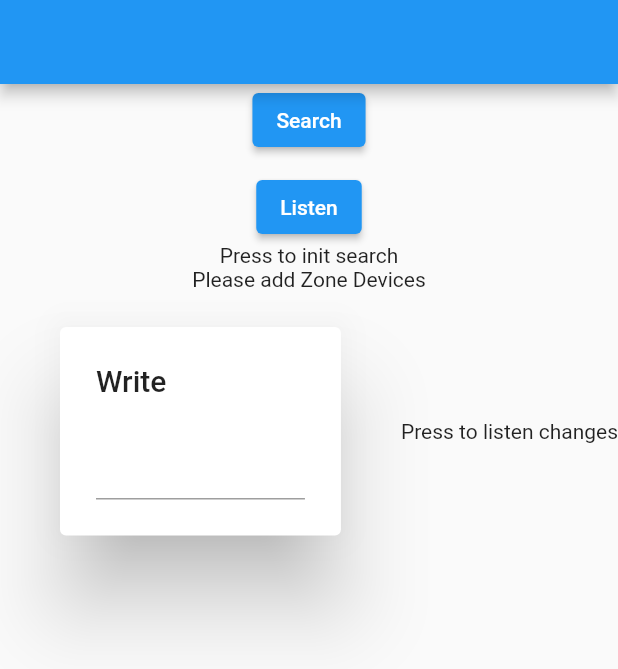
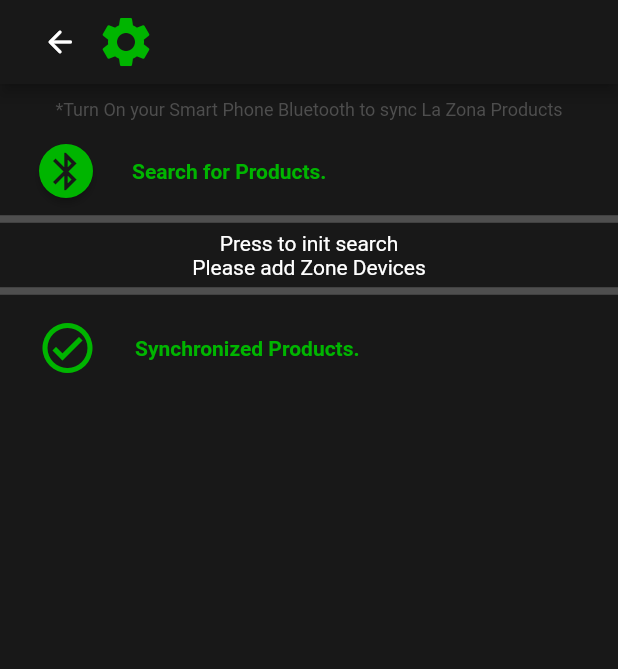
Before and after one commit to LaZona16/zone_app, a Flutter app: the screen it shows after launch, on a phone screen of 412 x 824 dp. Shown: the top 669 px of the screen. Run offline on Flutter 3.47's test engine with Material 2 defaults, Android fonts, the phone set to English and light mode, and no system bars; our stand-ins replace dartz, equatable, flutter_bloc, flutter_blue_plus, get_it.

Commit message:
Implement bluetooth fake service

```diff
--- a/lib/main.dart
+++ b/lib/main.dart
@@ -6,6 +6,14 @@
   WidgetsFlutterBinding.ensureInitialized();
   await sl.init();
   runApp(const MyApp());
+}
+
+class ZoneTheme {
+  static const mainColor = Color(0x00FF00);
+  static const secondaryColor = Color(0x00B500);
+  static const fontColor = Color(0x4E4E4E);
+  static const backgroundColor = Color(0x0A0A09);
+  static const buttoncolor = Color(0x181818);
 }
 
 class MyApp extends StatelessWidget {
@@ -18,6 +26,20 @@
       title: 'Flutter Demo',
       theme: ThemeData(
         primarySwatch: Colors.blue,
+        appBarTheme: const AppBarTheme(
+          color: Color.fromRGBO(24, 24, 24, 1),
+        ),
+        scaffoldBackgroundColor: const Color.fromRGBO(24, 24, 24, 1),
+        //Fonts
+        fontFamily: 'Roboto',
+
+        textTheme: ThemeData.light().textTheme.copyWith(
+              titleLarge: const TextStyle(
+                color: Color.fromRGBO(0, 181, 0, 1),
+              ),
+              bodyLarge: const TextStyle(color: Color.fromRGBO(0, 181, 0, 1)),
+            ),
+        // textTheme: ThemeData(),
       ),
       home: SettingsScreen(),
     );
--- a/lib/src/core/injection_container.dart
+++ b/lib/src/core/injection_container.dart
@@ -17,7 +17,7 @@
 Future<void> init() async {
   //Services
   sl.registerFactory<DeviceLocalDataSource>(
-    () => BluetoothDeviceLocalDataSourceImpl(),
+    () => BluetoothDeviceFakeImpl(),
   );
   sl.registerFactory<DeviceRepository>(
       () => DeviceRepositoryImpl(localDataSource: sl()));
--- a/lib/src/features/devices/presentation/setting_screen.dart
+++ b/lib/src/features/devices/presentation/setting_screen.dart
@@ -21,37 +21,97 @@
   @override
   Widget build(BuildContext context) {
     return Scaffold(
-      appBar: AppBar(),
+      appBar: AppBar(
+        title: Row(
+          // mainAxisAlignment: MainAxisAlignment.center,
+          children: [
+            IconButton(
+              onPressed: () {},
+              icon: const Icon(Icons.arrow_back_rounded),
+            ),
+            const Icon(
+              Icons.settings,
+              color: Color.fromRGBO(0, 181, 0, 1),
+              size: 40,
+            ),
+          ],
+        ),
+      ),
       body: Column(
         children: <Widget>[
-          ElevatedButton(
-            onPressed: () {
-              sl<DeviceListCubit>().startSearching();
-            },
-            child: const Text(
-              'Search',
+          // ElevatedButton(
+          //   onPressed: () {
+          //     sl<DeviceListCubit>().startSearching();
+          //   },
+          //   child: const Text(
+          //     'Search',
+          //     style: TextStyle(),
+          //   ),
+          // ),
+          // const SizedBox(
+          //   height: 10,
+          // ),
+          // ElevatedButton(
+          //   onPressed: () {
+          //     sl<ReadValuesCubit>().readValues(
+          //       sl<DeviceSelectedCubit>().connectedDevices,
+          //       'Wall',
+          //     );
+          //   },
+          //   child: const Text(
+          //     'Listen',
+          //   ),
+          // ),
+          const SizedBox(
+            height: 10,
+          ),
+          const Text(
+            "*Turn On your Smart Phone Bluetooth to sync La Zona Products",
+            style: TextStyle(
+              color: Color.fromRGBO(78, 78, 78, 1),
+              fontSize: 12,
             ),
           ),
           const SizedBox(
             height: 10,
           ),
-          ElevatedButton(
-            onPressed: () {
-              sl<ReadValuesCubit>().readValues(
-                sl<DeviceSelectedCubit>().connectedDevices,
-                'Wall',
-              );
-            },
-            child: const Text(
-              'Listen',
-            ),
+          Row(
+            children: [
+              RawMaterialButton(
+                fillColor: const Color.fromRGBO(0, 181, 0, 1),
+                onPressed: () {
+                  sl<DeviceListCubit>().startSearching();
+                },
+                shape: const CircleBorder(),
+                child: const Icon(
+                  Icons.bluetooth,
+                  color: Color.fromRGBO(24, 24, 24, 1),
+                  size: 30,
+                ),
+              ),
+              const Text(
+                "Search for Products.",
+                style: TextStyle(
+                    color: Color.fromRGBO(0, 181, 0, 1),
+                    fontWeight: FontWeight.bold),
+              ),
+            ],
+          ),
+          const Divider(
+            color: Color.fromRGBO(78, 78, 78, 1),
+            thickness: 5,
           ),
           BlocBuilder<DeviceListCubit, DeviceListState>(
             bloc: sl<DeviceListCubit>(),
             builder: (context, state) {
               switch (state.status) {
                 case DeviceListStatus.initial:
-                  return const Text('Press to init search');
+                  return const Text(
+                    'Press to init search',
+                    style: TextStyle(
+                      color: Color.fromRGBO(255, 255, 255, 1),
+                    ),
+                  );
                 case DeviceListStatus.searching:
                   return const Center(
                     child: CircularProgressIndicator(),
@@ -64,8 +124,22 @@
                         itemBuilder: (context, index) {
                           final item = items[index];
                           return ListTile(
-                              title: Text(item.name),
-                              subtitle: Text(item.id),
+                              leading: const Icon(
+                                Icons.bluetooth,
+                                color: Color.fromRGBO(255, 255, 255, 1),
+                              ),
+                              title: Text(
+                                item.name,
+                                style: const TextStyle(
+                                  color: Color.fromRGBO(255, 255, 255, 1),
+                                ),
+                              ),
+                              subtitle: Text(
+                                item.id,
+                                style: const TextStyle(
+                                  color: Color.fromRGBO(255, 255, 255, 1),
+                                ),
+                              ),
                               trailing: Row(
                                 mainAxisSize: MainAxisSize.min,
                                 children: <Widget>[
@@ -73,14 +147,20 @@
                                     onPressed: () {
                                       sl<DeviceSelectedCubit>().connect(item);
                                     },
-                                    icon: Icon(Icons.add),
+                                    icon: const Icon(
+                                      Icons.add,
+                                      color: Color.fromRGBO(255, 255, 255, 1),
+                                    ),
                                   ),
                                   IconButton(
                                     onPressed: () {
                                       sl<DeviceSelectedCubit>()
                                           .disconnect(item);
                                     },
-                                    icon: Icon(Icons.remove),
+                                    icon: const Icon(
+                                      Icons.remove,
+                                      color: Color.fromRGBO(255, 255, 255, 1),
+                                    ),
                                   )
                                 ],
                               ));
@@ -101,57 +181,52 @@
             builder: (context, state) {
               switch (state.status) {
                 case DeviceStatus.initial:
-                  return Text('Please add Zone Devices');
+                  return const Text(
+                    'Please add Zone Devices',
+                    style: TextStyle(
+                      color: Color.fromRGBO(255, 255, 255, 1),
+                    ),
+                  );
                 case DeviceStatus.done:
-                  return Text('You have ${state.quantity} devices connected');
+                  return Text(
+                    'You have ${state.quantity} devices connected',
+                    style: const TextStyle(
+                      color: Color.fromRGBO(255, 255, 255, 1),
+                    ),
+                  );
                 case DeviceStatus.error:
                   return Text(state.message.toString());
               }
             },
           ),
-          Row(
-            children: <Widget>[
-              Expanded(
-                child: AlertDialog(
-                  title: const Text("Write"),
-                  content: Row(
-                    children: <Widget>[
-                      Expanded(
-                        child: TextField(
-                          controller: _writeController,
-                        ),
-                      ),
-                    ],
+          const Divider(
+            color: Color.fromRGBO(78, 78, 78, 1),
+            thickness: 5,
+          ),
+          Container(
+            margin: const EdgeInsets.only(left: 25, top: 10),
+            child: Row(
+              children: [
+                Container(
+                  margin: const EdgeInsets.only(
+                    right: 25,
+                  ),
+                  child: const Icon(
+                    Icons.check_circle_outline_sharp,
+                    color: Color.fromRGBO(0, 181, 0, 1),
+                    size: 40,
                   ),
                 ),
-              ),
-              BlocBuilder<ReadValuesCubit, ReadValuesState>(
-                bloc: sl<ReadValuesCubit>(),
-                builder: (context, state) {
-                  switch (state.status) {
-                    case ReadValuesStatus.initial:
-                      return const Text('Press to listen changes');
-                    case ReadValuesStatus.listening:
-                      return const Center(
-                        child: CircularProgressIndicator(),
-                      );
-                    case ReadValuesStatus.done:
-                      // Listview
-                      final hit = state.hit;
-                      return Expanded(
-                        child: hit.wasShooted
-                            ? Text(
-                                'position: ${hit.position.name}, force: ${hit.force} ${hit.deviceId}')
-                            : const Text('Please start play'),
-                      );
-                    case ReadValuesStatus.error:
-                      return Text(state.message ?? '',
-                          style: const TextStyle(color: Colors.red));
-                  }
-                },
-              ),
-            ],
+                const Text(
+                  "Synchronized Products.",
+                  style: TextStyle(
+                      color: Color.fromRGBO(0, 181, 0, 1),
+                      fontWeight: FontWeight.bold),
+                ),
+              ],
+            ),
           ),
+
         ],
       ),
     );
```
